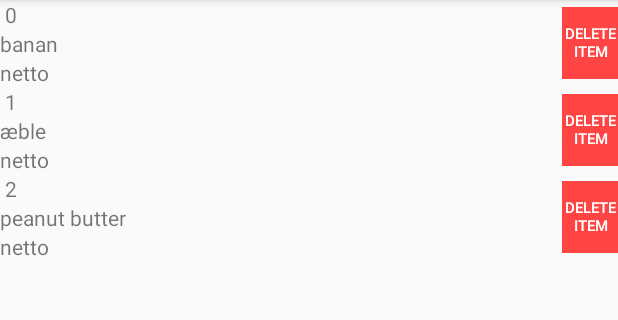
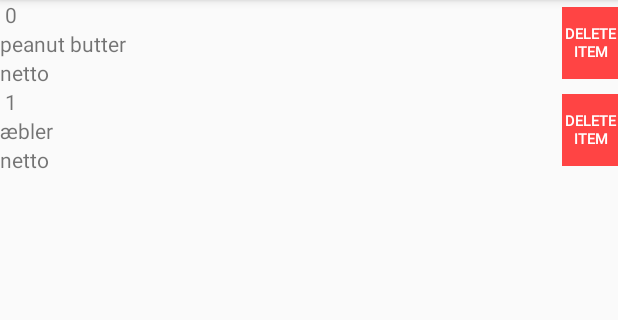
Before and after one commit to PhilipMouridsen/Shopping, an Android app: the screen it shows after launch (ListActivity), after a tap on "LIST ALL ITEMS", on a phone screen of 412 x 824 dp, the part 84-404 px from its top. Run offline under Robolectric (Android 15) with nearby library versions, the phone set to English and light mode, and no system bars.

Commit message:
ShoppingV7

```diff
--- a/app/src/main/AndroidManifest.xml
+++ b/app/src/main/AndroidManifest.xml
@@ -9,12 +9,10 @@
         android:roundIcon="@mipmap/shopping_launcher_round"
         android:supportsRtl="true"
         android:theme="@style/AppTheme">
-        <activity android:name=".DeleteActivity"></activity>
         <activity android:name=".ListActivity" />
         <activity android:name=".ShoppingActivity">
             <intent-filter>
                 <action android:name="android.intent.action.MAIN" />
-
                 <category android:name="android.intent.category.LAUNCHER" />
             </intent-filter>
         </activity>
--- a/app/src/main/java/com/example/shopping/ItemsDB.java
+++ b/app/src/main/java/com/example/shopping/ItemsDB.java
@@ -1,67 +1,83 @@
 package com.example.shopping;
 
+import android.content.ContentValues;
 import android.content.Context;
+import android.database.Cursor;
+import android.database.sqlite.SQLiteDatabase;
+
+import com.example.shopping.database.ItemBaseHelper;
+import com.example.shopping.database.ItemCursorWrapper;
+import com.example.shopping.database.ItemsDbSchema;
 
 import java.util.ArrayList;
-import java.util.List;
 import java.util.Observable;
 
 public class ItemsDB extends Observable {
     //Field variables
     private static ItemsDB sItemsDB;
-    private List<Item> itemsDB;
+    private static SQLiteDatabase mDatabase;
 
     //Constructor
     private ItemsDB(Context context) {
-        itemsDB = new ArrayList<>();
+        if (getItemsDB().size() == 0) {
+            addItem("Peanut Butter", "Netto");
+            addItem("æbler", "Netto");
+
+        }
     }
 
     //Methods
+    static private ItemCursorWrapper queryItems(String whereClause,
+                                                String[] whereArgs) {
+        Cursor cursor = mDatabase.query(
+                ItemsDbSchema.ItemTable.NAME,
+                null, // Columns - null selects all columns
+                whereClause, whereArgs,
+                null, // groupBy
+                null, // having
+                null // orderBy
+        );
+        return new ItemCursorWrapper(cursor);
+    }
+
+    private static ContentValues getContentValues(Item item) {
+        ContentValues values = new ContentValues();
+        values.put(ItemsDbSchema.ItemTable.Cols.WHAT, item.getWhat());
+        values.put(ItemsDbSchema.ItemTable.Cols.WHERE, item.getWhere());
+        return values;
+    }
+
     public static synchronized ItemsDB get(Context context) {
         if (sItemsDB == null) {
+            mDatabase = new ItemBaseHelper(context.getApplicationContext()).getWritableDatabase();
             sItemsDB = new ItemsDB(context);
-            sItemsDB.fillItemsDB("banan", "netto");
-            sItemsDB.fillItemsDB("æble", "netto");
-            sItemsDB.fillItemsDB("Peanut Butter", "netto");
-
         }
         return sItemsDB;
     }
 
-    public synchronized String listItems() {
-        String r = "";
-        for (int i = 0; i < itemsDB.size(); i++) {
-            r = r + "\n Buy " + itemsDB.get(i).toString();
-        }
-        return r;
-    }
-
-    public synchronized void fillItemsDB(String what, String where) {
-        itemsDB.add(new Item(what, where));
+    public void addItem(String what, String where) {
+        Item newItem = new Item(what, where);
+        ContentValues values = getContentValues(newItem);
+        mDatabase.insert(ItemsDbSchema.ItemTable.NAME, null, values);
         this.setChanged();
         notifyObservers();
     }
 
-    public synchronized List<Item> getItemsDB() {
-        return itemsDB;
+    public ArrayList<Item> getItemsDB() {
+        ArrayList<Item> items = new ArrayList<Item>();
+        ItemCursorWrapper cursor = queryItems(null, null);
+        cursor.moveToFirst();
+        while (!cursor.isAfterLast()) {
+            items.add(cursor.getItem());
+            cursor.moveToNext();
+        }
+        cursor.close();
+        return items;
     }
 
-    public synchronized void deleteItem(String what) {
-        for (Item item : itemsDB) {
-            if (item.getWhat().equals(what.toLowerCase().trim())) {
-                itemsDB.remove(item);
-                break;
-            }
-        }
+    public void deleteItem(String what) {
+        mDatabase.delete("Items", "what = ?", new String[]{what});
         this.setChanged();
         notifyObservers();
     }
-
-    public synchronized int getSize() {
-        return itemsDB.size();
-    }
-
-    public synchronized void emptyList(){
-        itemsDB.clear();
-    }
 }
--- a/app/src/main/java/com/example/shopping/ListFragment.java
+++ b/app/src/main/java/com/example/shopping/ListFragment.java
@@ -1,7 +1,5 @@
 package com.example.shopping;
 
-import android.content.Intent;
-// import android.graphics.Color;
 import android.os.Bundle;
 import android.view.LayoutInflater;
 import android.view.View;
@@ -19,9 +17,7 @@ import java.util.Observer;
 
 public class ListFragment extends Fragment implements Observer {
 
-    //    private TextView items;
     private Button delete;
-    //private Button back_button;
     private RecyclerView mShoppingRecyclerView;
     private ItemAdapter mAdapter;
 
@@ -42,30 +38,8 @@ public class ListFragment extends Fragment implements Observer {
     public View onCreateView(LayoutInflater inflater, ViewGroup container, Bundle savedInstanceState) {
         View v = inflater.inflate(R.layout.fragment_list, container, false);
 
-        /*items = v.findViewById(R.id.items);
-        items.setBackgroundColor(Color.parseColor("#FFFFFF"));
-        items.setText("Shopping List:" + itemsDB.listItems()); */
-
         mShoppingRecyclerView = (RecyclerView) v.findViewById(R.id.shopping_recycler_view);
         mShoppingRecyclerView.setLayoutManager(new LinearLayoutManager(getActivity()));
-
-
-/*        back_button = v.findViewById(R.id.back_button);
-        back_button.setOnClickListener(new View.OnClickListener() {
-            @Override
-            public void onClick(View v) {
-                Intent intent = new Intent(getActivity(), ShoppingActivity.class);
-                startActivity(intent);
-            }
-        });
-        delete = v.findViewById(R.id.delete);
-        delete.setOnClickListener(new View.OnClickListener() {
-            @Override
-            public void onClick(View v) {
-                Intent intent = new Intent(getActivity(), DeleteActivity.class);
-                startActivity(intent);
-            }
-        }); */
 
         updateUI();
 
--- a/app/src/main/java/com/example/shopping/ShoppingActivity.java
+++ b/app/src/main/java/com/example/shopping/ShoppingActivity.java
@@ -3,7 +3,6 @@ package com.example.shopping;
 import android.content.res.Configuration;
 import android.os.Bundle;
 
-//import androidx.appcompat.app.AppCompatActivity;
 import androidx.fragment.app.Fragment;
 import androidx.fragment.app.FragmentActivity;
 import androidx.fragment.app.FragmentManager;
--- a/app/src/main/java/com/example/shopping/UIFragment.java
+++ b/app/src/main/java/com/example/shopping/UIFragment.java
@@ -11,9 +11,6 @@ import android.widget.TextView;
 import android.widget.Toast;
 
 import androidx.fragment.app.Fragment;
-
-import java.util.Observable;
-import java.util.Observer;
 
 public class UIFragment extends Fragment {
 
@@ -52,7 +49,7 @@ public class UIFragment extends Fragment {
             @Override
             public void onClick(View v) {
                 if (what.getText().toString().trim().length() > 0 && where.getText().toString().trim().length() > 0) {
-                    itemsDB.fillItemsDB(what.getText().toString(), where.getText().toString());
+                    itemsDB.addItem(what.getText().toString(), where.getText().toString());
                     Toast.makeText(getActivity(), R.string.add_toast, Toast.LENGTH_SHORT).show();
                     what.getText().clear();
                     where.getText().clear();
--- /dev/null
+++ b/app/src/main/java/com/example/shopping/database/ItemBaseHelper.java
@@ -0,0 +1,27 @@
+package com.example.shopping.database;
+
+import android.content.Context;
+import android.database.sqlite.SQLiteDatabase;
+import android.database.sqlite.SQLiteOpenHelper;
+
+public class ItemBaseHelper extends SQLiteOpenHelper {
+
+    private static final int VERSION = 1;
+    private static final String DATABASE_NAME= "ItemsDataBase.db";
+
+    public ItemBaseHelper(Context context) {
+        super(context, DATABASE_NAME, null, VERSION);
+    }
+
+    @Override
+    public void onCreate(SQLiteDatabase db) {
+        db.execSQL("create table " + ItemsDbSchema.ItemTable.NAME + "(" +
+                ItemsDbSchema.ItemTable.Cols.WHAT + ", " + ItemsDbSchema.ItemTable.Cols.WHERE + ")"
+        );
+    }
+
+    @Override
+    public void onUpgrade(SQLiteDatabase db, int oldVersion, int newVersion) {
+
+    }
+}
--- /dev/null
+++ b/app/src/main/java/com/example/shopping/database/ItemCursorWrapper.java
@@ -0,0 +1,18 @@
+package com.example.shopping.database;
+
+import android.database.Cursor;
+import android.database.CursorWrapper;
+
+import com.example.shopping.Item;
+
+public class ItemCursorWrapper extends CursorWrapper {
+    public ItemCursorWrapper(Cursor cursor) {
+        super(cursor);
+    }
+
+    public Item getItem() {
+        String what = getString(getColumnIndex(ItemsDbSchema.ItemTable.Cols.WHAT));
+        String where = getString(getColumnIndex(ItemsDbSchema.ItemTable.Cols.WHERE));
+        return new Item(what, where);
+    }
+}
--- a/app/src/main/res/layout/activity_delete.xml
+++ /dev/null
@@ -1,4 +0,0 @@
-<FrameLayout xmlns:android="http://schemas.android.com/apk/res/android"
-android:id="@+id/fragment_delete"
-android:layout_width="match_parent"
-android:layout_height="match_parent" />
--- a/app/src/main/res/values/strings.xml
+++ b/app/src/main/res/values/strings.xml
@@ -3,10 +3,6 @@
     <string name="add_button">ADD NEW ITEM</string>
     <string name="add_toast">Item added!</string>
     <string name="none_toast">Please fill out both fields :)</string>
-    <string name="delete">Delete</string>
     <string name="delete_an_item">Delete item</string>
-    <string name="delete_text">What item do you wish to delete?:</string>
     <string name="back_button">Back</string>
-    <string name="no_delete_toast">This item is not on the list</string>
-    <string name="delete_toast">Item is deleted</string>
 </resources>
```
Also changed, not shown: app/src/main/java/com/example/shopping/DeleteActivity.java (deleted, +0 -25 lines), app/src/main/java/com/example/shopping/DeleteFragment.java (deleted, +0 -79 lines), app/src/main/java/com/example/shopping/database/ItemsDbSchema.java (added, +12 -0 lines), app/src/main/res/layout/fragment_delete.xml (deleted, +0 -41 lines), 2 other files.
